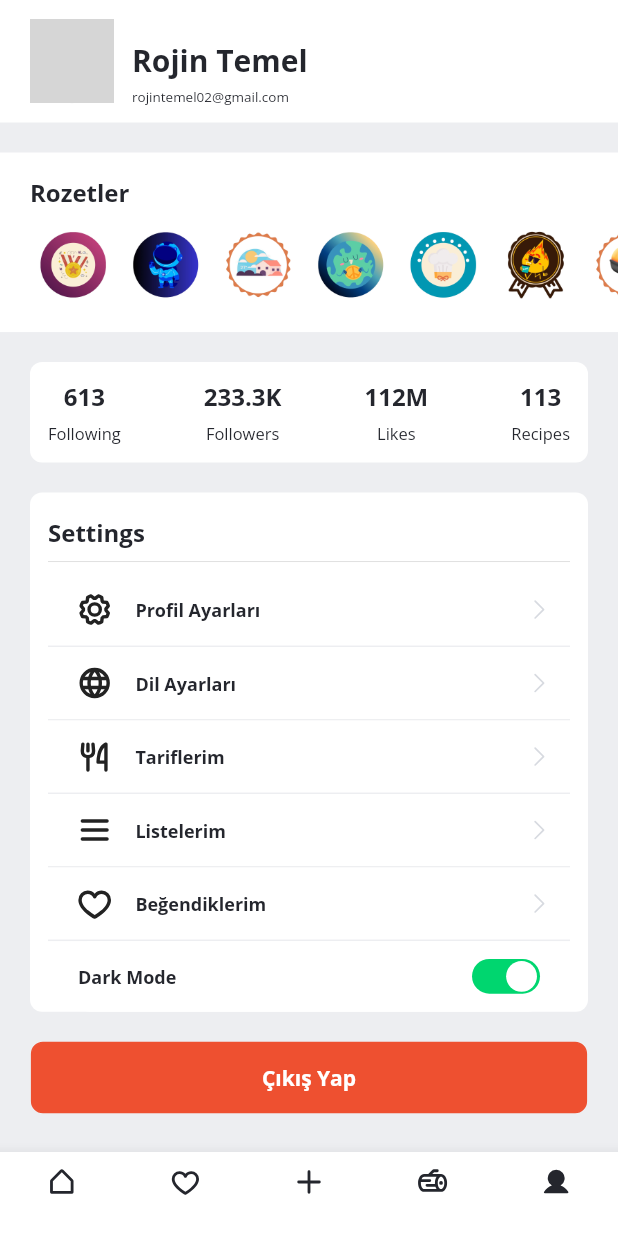
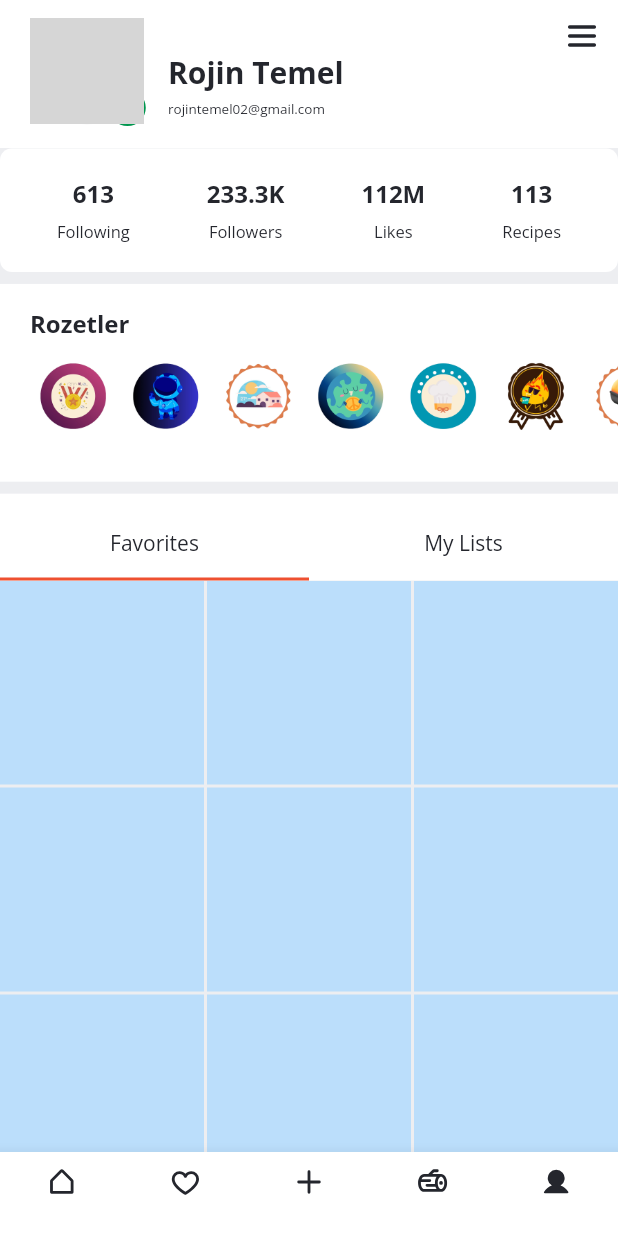
Before and after one commit to RojinTemell/fit_eat, a Flutter app: the screen it shows after launch, item 5 of the bottom bar chosen, on a phone screen of 412 x 824 dp. Run offline on Flutter 3.47's test engine with Material 3 defaults, Android fonts, the phone set to English and light mode, and no system bars; our stand-ins replace dio, dotted_border, flutter_bloc, go_router, phosphor_flutter, pinput and 1 more; network calls fail; grey boxes are pictures that could not be loaded.

Commit message:
account settings ui

```diff
--- a/lib/core/router/app_router.dart
+++ b/lib/core/router/app_router.dart
@@ -4,6 +4,7 @@ import 'package:fit_eat/features/favorite_page/view/list_tab_page.dart';
 import 'package:fit_eat/features/home_page/view/home.dart';
 import 'package:flutter/material.dart';
 import 'package:go_router/go_router.dart';
+import '../../features/account_page/view/setting.dart';
 import '../../features/ai_asistan_page/view/ai_assist.dart';
 import '../../features/auth_page/view/forgot_password.dart';
 import '../../features/auth_page/view/login.dart';
@@ -130,6 +131,12 @@ class AppRouter {
           builder: (context, state) => Profile(),
           routes: [],
         ),
+        GoRoute(
+          path: "/setting",
+          name: "setting",
+          builder: (context, state) => Setting(),
+          routes: [],
+        ),
 
         // GoRoute(
         //   path: "/login",
--- a/lib/features/account_page/view/account.dart
+++ b/lib/features/account_page/view/account.dart
@@ -1,12 +1,15 @@
+import 'package:fit_eat/core/components/appbar.dart';
 import 'package:fit_eat/core/components/base_button.dart';
 import 'package:fit_eat/core/components/toggle.dart';
 import 'package:flutter/material.dart';
+import 'package:go_router/go_router.dart';
 import 'package:phosphor_flutter/phosphor_flutter.dart';
 import 'package:provider/provider.dart';
 
 import '../../../core/components/list_item_selection.dart';
 import '../../../core/constants/dynamic_constants.dart';
 import '../../../core/constants/text_constants.dart';
+import '../../../core/theme/custom_themes/text_theme.dart';
 import '../../../core/theme/theme_mode.dart';
 
 class Account extends StatefulWidget {
@@ -16,15 +19,8 @@ class Account extends StatefulWidget {
   State<Account> createState() => _AccountState();
 }
 
-class _AccountState extends State<Account> {
-  bool isDark = true;
-  List settingList = [
-    {'title': 'Profil Ayarları', "icon": PhosphorIconsBold.gear},
-    {'title': 'Dil Ayarları', "icon": PhosphorIconsBold.globe},
-    {'title': 'Tariflerim', "icon": PhosphorIconsBold.forkKnife},
-    {'title': 'Listelerim', "icon": PhosphorIconsBold.list},
-    {'title': 'Beğendiklerim', "icon": PhosphorIconsBold.heart},
-  ];
+class _AccountState extends State<Account> with SingleTickerProviderStateMixin {
+  late TabController _tabController;
   List rozets = [
     'reward',
     'robot',
@@ -37,28 +33,88 @@ class _AccountState extends State<Account> {
     'north-pole',
     'rabbit',
   ];
+  final List<ListsTabType> tabs = ListsTabType.values;
+
+  @override
+  void initState() {
+    super.initState();
+    _tabController = TabController(length: tabs.length, vsync: this);
+  }
 
   @override
   Widget build(BuildContext context) {
-    final themeProvider = Provider.of<ThemeProvider>(context);
-
     return SafeArea(
       child: Scaffold(
-        body: SingleChildScrollView(
-          child: Column(
+        body: DefaultTabController(
+          length: tabs.length,
+          child: NestedScrollView(
+            headerSliverBuilder: (context, innerBoxIsScrolled) {
+              return [
+                SliverAppBar(
+                  automaticallyImplyLeading: false,
+                  backgroundColor: Constant.bgBase(context),
+                  expandedHeight: context.dynamicHeight(0.12),
+                  flexibleSpace: FlexibleSpaceBar(
+                    background: Stack(
                       children: [
                         Container(
-                padding: EdgeInsets.symmetric(vertical: 12, horizontal: 20),
-                decoration: BoxDecoration(color: Constant.fillWhite(context)),
+                          padding: EdgeInsets.symmetric(
+                            vertical: 12,
+                            horizontal: 20,
+                          ),
+                          decoration: BoxDecoration(
+                            color: Constant.fillWhite(context),
+                          ),
                           child: Row(
                             crossAxisAlignment: CrossAxisAlignment.center,
                             children: [
-                    CircleAvatar(
-                      radius: 28,
-                      backgroundColor: Constant.fillBase(context),
+                              Stack(
+                                children: [
+                                  Padding(
+                                    padding: const EdgeInsets.only(
+                                      bottom: 4,
+                                      right: 4,
+                                    ),
+                                    child: CircleAvatar(
+                                      radius: 38,
+                                      backgroundColor: Constant.fillBase(
+                                        context,
+                                      ),
                                       backgroundImage: NetworkImage(
-                        'https://cdn.bynogame.com/shop/shop-default-square-1642511991533.jpeg',
+                                        'https://media.istockphoto.com/id/1437816897/photo/business-woman-manager-or-human-resources-portrait-for-career-success-company-we-are-hiring.jpg?s=612x612&w=0&k=20&c=tyLvtzutRh22j9GqSGI33Z4HpIwv9vL_MZw_xOE19NQ=',
                                       ),
+                                    ),
+                                  ),
+                                  Positioned(
+                                    right: 0,
+                                    bottom: 0,
+                                    child: Container(
+                                      width: 30,
+                                      height: 30,
+                                      decoration: BoxDecoration(
+                                        shape: BoxShape.circle,
+                                        color: Constant.fillWhite(
+                                          context,
+                                        ), // arka plan rengi
+                                      ),
+                                    ),
+                                  ),
+
+                                  Positioned(
+                                    right: 0,
+                                    bottom: 0,
+                                    child: GestureDetector(
+                                      onTap: () => context.pushNamed('setting'),
+                                      child: PhosphorIcon(
+                                        PhosphorIconsFill.plusCircle,
+                                        size: 30,
+                                        color: Constant.iconSecondaryDark(
+                                          context,
+                                        ),
+                                      ),
+                                    ),
+                                  ),
+                                ],
                               ),
 
                               SizedBox(width: 12),
@@ -70,18 +126,18 @@ class _AccountState extends State<Account> {
                                   children: [
                                     Text(
                                       'Rojin Temel',
-                            style: Theme.of(context).textTheme.titleLarge,
+                                      style: Theme.of(
+                                        context,
+                                      ).textTheme.titleLarge,
                                     ),
                                     SizedBox(height: 4),
-                          FittedBox(
-                            fit: BoxFit.scaleDown,
-                            alignment: Alignment.centerLeft,
-                            child: Text(
+                                    Text(
                                       'rojintemel02@gmail.com',
-                              style: Theme.of(context).textTheme.labelSmall,
+                                      style: Theme.of(
+                                        context,
+                                      ).textTheme.labelSmall,
 
                                       maxLines: 1,
-                            ),
                                     ),
                                   ],
                                 ),
@@ -89,37 +145,16 @@ class _AccountState extends State<Account> {
                             ],
                           ),
                         ),
-              SizedBox(height: 20),
-              Padding(
-                padding: context.onlyPadding(0, 0, 0, 0),
-                child: Container(
-                  color: Constant.fillWhite(context),
-                  padding: context.onlyPadding(16, 0, 16, 20),
-                  child: Column(
-                    crossAxisAlignment: CrossAxisAlignment.start,
-                    mainAxisAlignment: MainAxisAlignment.start,
-                    children: [
-                      Text(
-                        'Rozetler',
-                        style: Theme.of(context).textTheme.titleMedium,
+                        Positioned(
+                          right: 12,
+                          top: 12,
+                          child: GestureDetector(
+                            onTap: () => context.pushNamed('setting'),
+                            child: PhosphorIcon(
+                              PhosphorIconsBold.list,
+                              size: 24,
+                              color: Constant.iconDark(context),
                             ),
-                      SizedBox(height: 8),
-                      SingleChildScrollView(
-                        scrollDirection: Axis.horizontal,
-                        child: Row(
-                          children: List.generate(rozets.length, (index) {
-                            return Padding(
-                              padding: const EdgeInsets.only(right: 4),
-                              child: SizedBox(
-                                height: context.dynamicHeight(0.07),
-                                width: context.dynamicHeight(0.07),
-                                child: Image.asset(
-                                  'assets/rozets/${rozets[index]}.png',
-                                  fit: BoxFit.fill,
-                                ),
-                              ),
-                            );
-                          }),
                           ),
                         ),
                       ],
@@ -127,10 +162,15 @@ class _AccountState extends State<Account> {
                   ),
                 ),
 
-              Container(
+                SliverAppBar(
+                  automaticallyImplyLeading: false,
+                  backgroundColor: Constant.bgBase(context),
+                  expandedHeight: context.dynamicHeight(0.1),
+                  flexibleSpace: FlexibleSpaceBar(
+                    background: Container(
                       width: context.dynamicWidth(1),
-                margin: EdgeInsets.symmetric(horizontal: 20, vertical: 20),
-                padding: EdgeInsets.all(12),
+                      margin: EdgeInsets.symmetric(horizontal: 0, vertical: 0),
+                      padding: context.symmetricPadding(12, 38),
                       decoration: BoxDecoration(
                         color: Constant.fillWhite(context),
                         borderRadius: BorderRadius.circular(8),
@@ -202,98 +242,123 @@ class _AccountState extends State<Account> {
                               ),
                             ],
                           ),
-                    // Column(
-                    //   children: [
-                    //     // PhosphorIcon(PhosphorIconsBold.shareFat),
-                    //     SizedBox(height: 4),
-                    //     Text(
-                    //       '1,876',
-                    //       style: Theme.of(context).textTheme.labelMedium,
-                    //     ),
-                    //   ],
-                    // ),
                         ],
                       ),
                     ),
-              // SizedBox(height: 20),
-              Container(
-                width: context.dynamicWidth(1),
-                margin: EdgeInsets.symmetric(horizontal: 20),
-                padding: EdgeInsets.only(top: 16, left: 12, right: 12),
-                decoration: BoxDecoration(
+                  ),
+                ),
+                SliverPadding(padding: const EdgeInsets.only(bottom: 8)),
+                SliverAppBar(
+                  automaticallyImplyLeading: false,
+                  backgroundColor: Constant.fillWhite(context),
+                  expandedHeight: context.dynamicHeight(0.16),
+                  flexibleSpace: FlexibleSpaceBar(
+                    background: Padding(
+                      padding: context.onlyPadding(0, 0, 8, 0),
+                      child: Container(
                         color: Constant.fillWhite(context),
-                  borderRadius: BorderRadius.circular(8),
-                ),
+                        padding: context.onlyPadding(16, 0, 16, 20),
                         child: Column(
                           crossAxisAlignment: CrossAxisAlignment.start,
+                          mainAxisAlignment: MainAxisAlignment.start,
                           children: [
                             Text(
-                      'Settings',
+                              'Rozetler',
                               style: Theme.of(context).textTheme.titleMedium,
                             ),
-                    Divider(),
-                    Column(
-                      children: List.generate(settingList.length, (index) {
-                        return ListItemSelection(
-                          leading: PhosphorIcon(settingList[index]['icon']),
-                          title: settingList[index]['title'],
-                          callback: () {},
-                          listItemSelectionType:
-                              ListItemSelectionType.selectedFull,
+                            SizedBox(height: 8),
+                            SingleChildScrollView(
+                              scrollDirection: Axis.horizontal,
+                              child: Row(
+                                children: List.generate(rozets.length, (index) {
+                                  return Padding(
+                                    padding: const EdgeInsets.only(right: 4),
+                                    child: SizedBox(
+                                      height: context.dynamicHeight(0.07),
+                                      width: context.dynamicHeight(0.07),
+                                      child: Image.asset(
+                                        'assets/rozets/${rozets[index]}.png',
+                                        fit: BoxFit.fill,
+                                      ),
+                                    ),
                                   );
                                 }),
-                    ),
-                    Container(
-                      margin: EdgeInsets.symmetric(horizontal: 20),
-                      padding: EdgeInsets.only(
-                        top: 12,
-                        left: 0,
-                        right: 0,
-                        bottom: 12,
-                      ),
-                      decoration: BoxDecoration(
-                        color: Constant.fillWhite(context),
-                        borderRadius: BorderRadius.circular(8),
-                      ),
-                      child: Row(
-                        mainAxisAlignment: MainAxisAlignment.spaceBetween,
-                        children: [
-                          Text(
-                            'Dark Mode',
-                            style: Theme.of(context).textTheme.titleSmall,
-                          ),
-                          BaseSwitch(
-                            callback: () {
-                              setState(() {
-                                isDark = !isDark;
-                              });
-                              themeProvider.toggleThemeMode(
-                                isDark ? ThemeMode.dark : ThemeMode.light,
-                              );
-                            },
-                            isOn: isDark,
-                          ),
-                        ],
                               ),
                             ),
                           ],
                         ),
                       ),
-
-              Padding(
-                padding: context.symmetricPadding(20, 20),
-                child: BaseButton(
-                  width: context.dynamicWidth(0.9),
-                  title: 'Çıkış Yap',
-                  baseButtonType: BaseButtonType.filledRed,
-                  baseButtonSize: BaseButtonSize.medium,
                     ),
                   ),
-              // SizedBox(height: 20),
+                ),
+                SliverPadding(padding: const EdgeInsets.only(bottom: 8)),
+                SliverAppBar(
+                  pinned: true,
+                  automaticallyImplyLeading: false,
+                  toolbarHeight: context.dynamicHeight(0.012),
+                  backgroundColor: Constant.fillWhite(context),
+                  bottom: TabBar(
+                    controller: _tabController,
+                    indicatorColor: Constant.borderPrimary(context),
+                    labelColor: Constant.textDarker(context),
+                    unselectedLabelColor: Constant.textDarker(context),
+                    tabs: tabs.map((e) => Tab(text: e.label)).toList(),
+                  ),
+                ),
+              ];
+            },
+
+            body: TabBarView(
+              controller: _tabController,
+              children: tabs.map((tab) {
+                return CustomScrollView(
+                  slivers: [
+                    SliverGrid(
+                      gridDelegate:
+                          const SliverGridDelegateWithFixedCrossAxisCount(
+                            crossAxisCount: 3, // 2 kolon
+                            mainAxisSpacing: 2,
+                            crossAxisSpacing: 2,
+                            childAspectRatio: 1, // kare
+                          ),
+                      delegate: SliverChildBuilderDelegate((context, index) {
+                        return Container(
+                          alignment: Alignment.center,
+                          decoration: BoxDecoration(
+                            color: Colors.blue.shade100,
+                          ),
+                        );
+                      }, childCount: 20),
+                    ),
                   ],
+                );
+              }).toList(),
+            ),
           ),
         ),
       ),
     );
   }
 }
+
+enum ListsTabType { favorite, myLists }
+
+extension ListsTabExtension on ListsTabType {
+  String get label {
+    switch (this) {
+      case ListsTabType.favorite:
+        return 'Favorites';
+      case ListsTabType.myLists:
+        return 'My Lists';
+    }
+  }
+
+  Widget get page {
+    switch (this) {
+      case ListsTabType.favorite:
+        return SizedBox();
+      case ListsTabType.myLists:
+        return Container(color: Colors.red);
+    }
+  }
+}
--- /dev/null
+++ b/lib/features/account_page/view/setting.dart
@@ -0,0 +1,128 @@
+import 'package:flutter/material.dart';
+import 'package:go_router/go_router.dart';
+import 'package:phosphor_flutter/phosphor_flutter.dart';
+import 'package:provider/provider.dart';
+
+import '../../../core/components/appbar.dart';
+import '../../../core/components/base_button.dart';
+import '../../../core/components/list_item_selection.dart';
+import '../../../core/components/toggle.dart';
+import '../../../core/constants/dynamic_constants.dart';
+import '../../../core/constants/text_constants.dart';
+import '../../../core/theme/theme_mode.dart';
+
+class Setting extends StatefulWidget {
+  Setting({super.key});
+
+  @override
+  State<Setting> createState() => _SettingState();
+}
+
+class _SettingState extends State<Setting> {
+  List settingList = [
+    {'title': 'Profil Ayarları', "icon": PhosphorIconsBold.gear},
+    {'title': 'Dil Ayarları', "icon": PhosphorIconsBold.globe},
+    {'title': 'Tariflerim', "icon": PhosphorIconsBold.forkKnife},
+    {'title': 'Listelerim', "icon": PhosphorIconsBold.list},
+    {'title': 'Beğendiklerim', "icon": PhosphorIconsBold.heart},
+  ];
+
+  bool isDark = true;
+
+  @override
+  Widget build(BuildContext context) {
+    final themeProvider = Provider.of<ThemeProvider>(context);
+    return Scaffold(
+      appBar: CustomAppBar(
+        title: 'Settings',
+        bottomBorder: Constant.fillWhite(context),
+        actions: [
+          GestureDetector(
+            // onTap: () => context.pushNamed(),
+            child: PhosphorIcon(
+              PhosphorIconsBold.list,
+              size: 24,
+              color: Constant.iconDark(context),
+            ),
+          ),
+          SizedBox(width: 12),
+        ],
+      ),
+      body: Column(
+        children: [
+          Container(
+            width: context.dynamicWidth(1),
+            margin: EdgeInsets.symmetric(horizontal: 20, vertical: 20),
+            padding: EdgeInsets.only(top: 16, left: 12, right: 12),
+            decoration: BoxDecoration(
+              color: Constant.fillWhite(context),
+              borderRadius: BorderRadius.circular(8),
+            ),
+            child: Column(
+              crossAxisAlignment: CrossAxisAlignment.start,
+              children: [
+                Text(
+                  'Settings',
+                  style: Theme.of(context).textTheme.titleMedium,
+                ),
+                Divider(),
+                Column(
+                  children: List.generate(settingList.length, (index) {
+                    return ListItemSelection(
+                      leading: PhosphorIcon(settingList[index]['icon']),
+                      title: settingList[index]['title'],
+                      callback: () {},
+                      listItemSelectionType: ListItemSelectionType.selectedFull,
+                    );
+                  }),
+                ),
+                Container(
+                  margin: EdgeInsets.symmetric(horizontal: 20),
+                  padding: EdgeInsets.only(
+                    top: 12,
+                    left: 0,
+                    right: 0,
+                    bottom: 12,
+                  ),
+                  decoration: BoxDecoration(
+                    color: Constant.fillWhite(context),
+                    borderRadius: BorderRadius.circular(8),
+                  ),
+                  child: Row(
+                    mainAxisAlignment: MainAxisAlignment.spaceBetween,
+                    children: [
+                      Text(
+                        'Dark Mode',
+                        style: Theme.of(context).textTheme.titleSmall,
+                      ),
+                      BaseSwitch(
+                        callback: () {
+                          setState(() {
+                            isDark = !isDark;
+                          });
+                          themeProvider.toggleThemeMode(
+                            isDark ? ThemeMode.dark : ThemeMode.light,
+                          );
+                        },
+                        isOn: isDark,
+                      ),
+                    ],
+                  ),
+                ),
+              ],
+            ),
+          ),
+          Padding(
+            padding: context.symmetricPadding(20, 20),
+            child: BaseButton(
+              width: context.dynamicWidth(0.9),
+              title: 'Çıkış Yap',
+              baseButtonType: BaseButtonType.filledRed,
+              baseButtonSize: BaseButtonSize.medium,
+            ),
+          ),
+        ],
+      ),
+    );
+  }
+}
```
Lines whose indentation alone changed are shown as unchanged.
